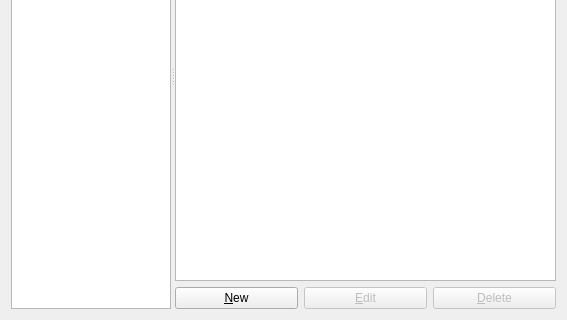
Qt form gns3/modules/vmware/ui/vmware_vm_preferences_page.ui (mpplab/MNSS) before a commit; both pictures show x 0 to 567 and y 168 to 488 of the 567 by 488 pixel window.
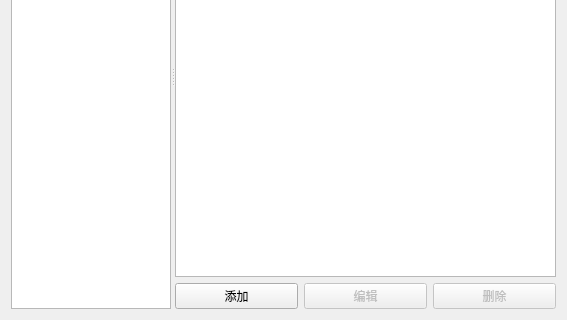
The same form after that commit.

The edit to the form file:
```diff
--- a/gns3/modules/vmware/ui/vmware_vm_preferences_page.ui
+++ b/gns3/modules/vmware/ui/vmware_vm_preferences_page.ui
@@ -102,7 +102,7 @@
          <item>
           <widget class="QPushButton" name="uiNewVMwareVMPushButton">
            <property name="text">
-            <string>&amp;New</string>
+            <string>添加</string>
            </property>
           </widget>
          </item>
@@ -112,7 +112,7 @@
             <bool>false</bool>
            </property>
            <property name="text">
-            <string>&amp;Edit</string>
+            <string>编辑</string>
            </property>
           </widget>
          </item>
@@ -122,7 +122,7 @@
             <bool>false</bool>
            </property>
            <property name="text">
-            <string>&amp;Delete</string>
+            <string>删除</string>
            </property>
           </widget>
          </item>
```
Left out of the diff: 4 changed lines with no effect on the pictures.
